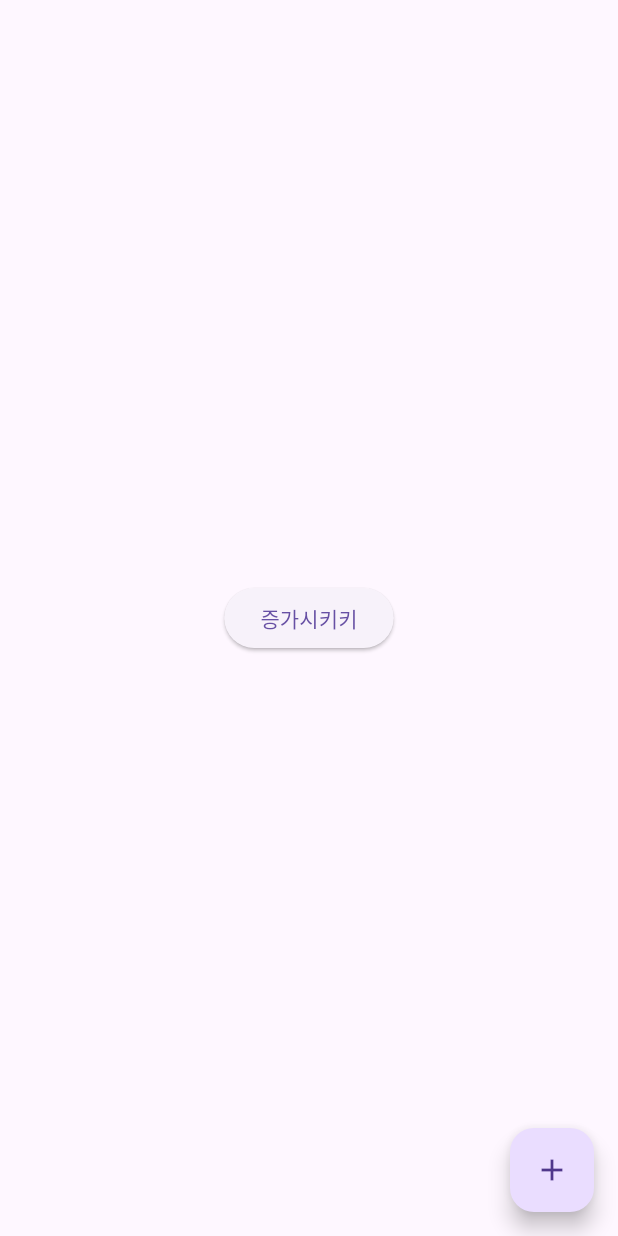
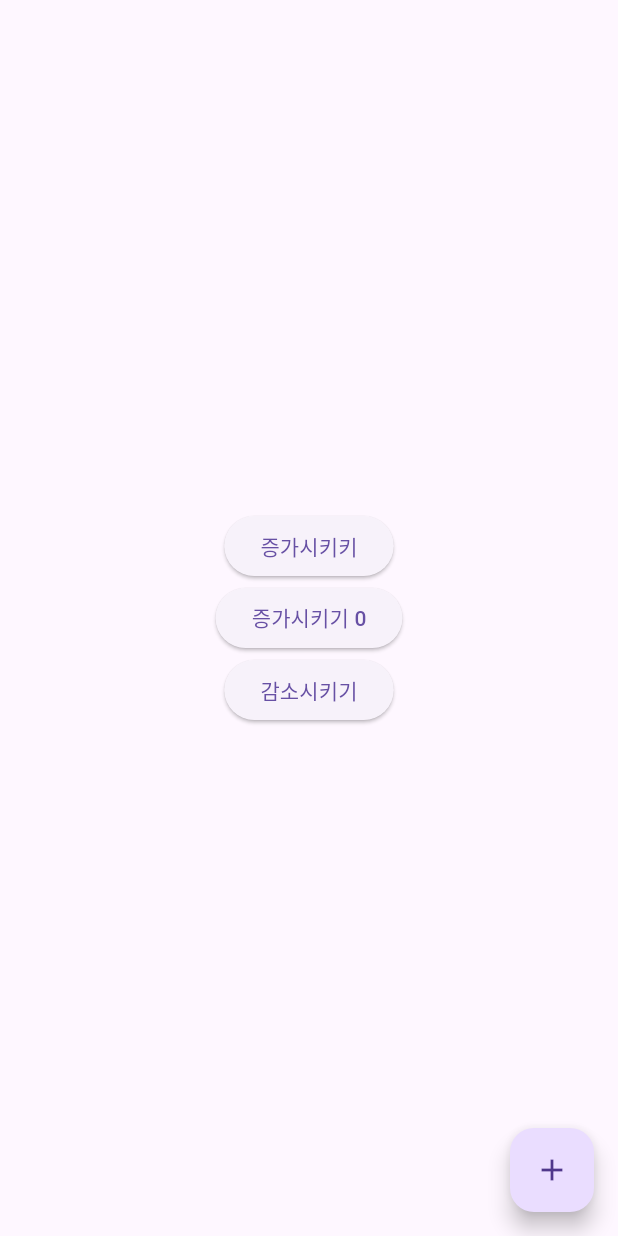
Before and after one commit to korca0220/part3-ch02-riverpod, a Flutter app: the screen it shows after launch, after a tap on "증가시키키", on a phone screen of 412 x 824 dp. Run offline on Flutter 3.47's test engine with Material 3 defaults, Android fonts, the phone set to English and light mode, and no system bars; our stand-ins replace flutter_riverpod.

Commit message:
provider finish

```diff
--- a/lib/main.dart
+++ b/lib/main.dart
@@ -1,4 +1,6 @@
+import 'package:ch02_fastcampus_riverpod/provider/counter_consumer_widget.dart';
 import 'package:ch02_fastcampus_riverpod/provider/counter_provider.dart';
+import 'package:ch02_fastcampus_riverpod/provider/counter_stateful_widget.dart';
 import 'package:flutter/material.dart';
 import 'package:flutter_riverpod/flutter_riverpod.dart';
 
@@ -27,7 +29,23 @@ class MyHomePage extends ConsumerWidget {
   @override
   Widget build(BuildContext context, WidgetRef ref) {
     return Scaffold(
-      body: const CounterWidget(),
+      body: Column(
+        mainAxisAlignment: MainAxisAlignment.center,
+        children: [
+          const CounterWidget(),
+          const CounterStatefulWidget(),
+          Consumer(
+            builder: (context, ref, child) {
+              return ElevatedButton(
+                onPressed: () {
+                  ref.read(counterProvider).decrement();
+                },
+                child: const Text('감소시키기'),
+              );
+            },
+          ),
+        ],
+      ),
       floatingActionButton: Consumer(
         builder: (context, ref, child) {
           final counter = ref.read(counterProvider);
@@ -45,21 +63,3 @@ class MyHomePage extends ConsumerWidget {
     );
   }
 }
-
-class CounterWidget extends ConsumerWidget {
-  const CounterWidget({super.key});
-
-  @override
-  Widget build(BuildContext context, WidgetRef ref) {
-    final counter = ref.read(counterProvider);
-
-    return Center(
-      child: ElevatedButton(
-        onPressed: () {
-          counter.increment();
-        },
-        child: const Text('증가시키키'),
-      ),
-    );
-  }
-}
--- /dev/null
+++ b/lib/provider/counter_consumer_widget.dart
@@ -0,0 +1,21 @@
+import 'package:ch02_fastcampus_riverpod/provider/counter_provider.dart';
+import 'package:flutter/material.dart';
+import 'package:flutter_riverpod/flutter_riverpod.dart';
+
+class CounterWidget extends ConsumerWidget {
+  const CounterWidget({super.key});
+
+  @override
+  Widget build(BuildContext context, WidgetRef ref) {
+    final counter = ref.read(counterProvider);
+
+    return Center(
+      child: ElevatedButton(
+        onPressed: () {
+          counter.increment();
+        },
+        child: const Text('증가시키키'),
+      ),
+    );
+  }
+}
--- a/lib/provider/counter_provider.dart
+++ b/lib/provider/counter_provider.dart
@@ -5,7 +5,12 @@ class Counter {
 
   increment() {
     counterValue++;
-    print(counterValue);
+    print('increment : $counterValue');
+  }
+
+  decrement() {
+    counterValue--;
+    print("decrement: $counterValue");
   }
 }
 
--- /dev/null
+++ b/lib/provider/counter_stateful_widget.dart
@@ -0,0 +1,25 @@
+import 'package:ch02_fastcampus_riverpod/provider/counter_provider.dart';
+import 'package:flutter/material.dart';
+import 'package:flutter_riverpod/flutter_riverpod.dart';
+
+class CounterStatefulWidget extends ConsumerStatefulWidget {
+  const CounterStatefulWidget({super.key});
+
+  @override
+  ConsumerState<CounterStatefulWidget> createState() =>
+      _CounterStatefulWidgetState();
+}
+
+class _CounterStatefulWidgetState extends ConsumerState<CounterStatefulWidget> {
+  @override
+  Widget build(BuildContext context) {
+    return ElevatedButton(
+      onPressed: () {
+        final counter = ref.read(counterProvider);
+        counter.increment();
+        setState(() {});
+      },
+      child: Text('증가시키기 ${ref.read(counterProvider).counterValue}'),
+    );
+  }
+}
```
